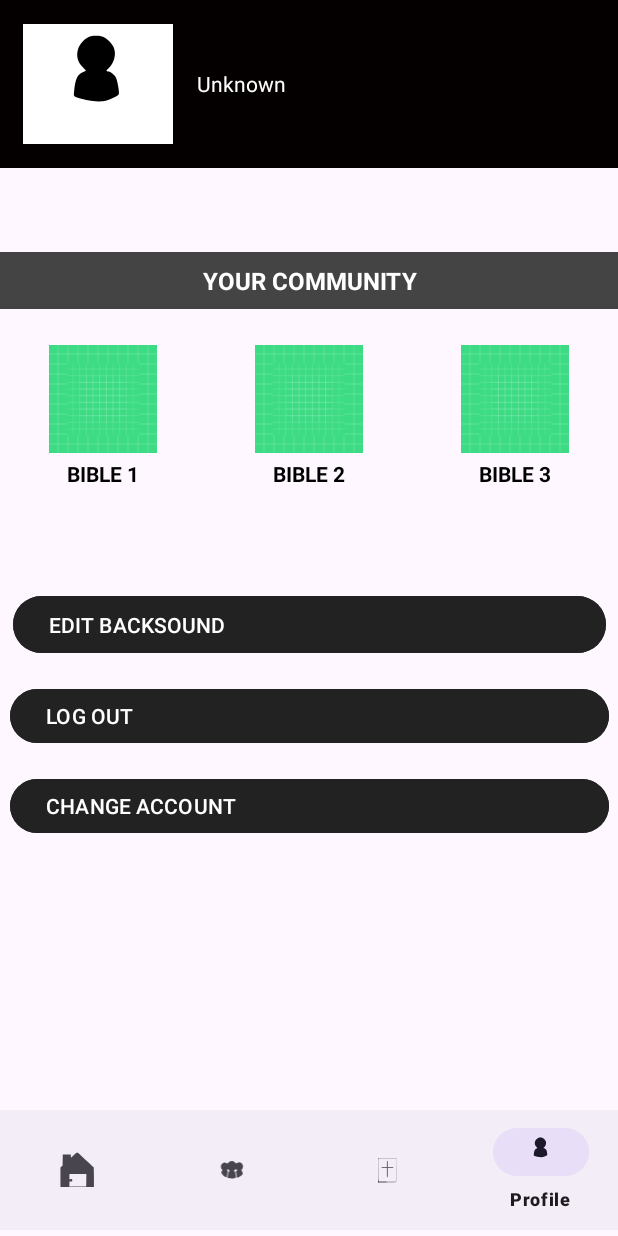
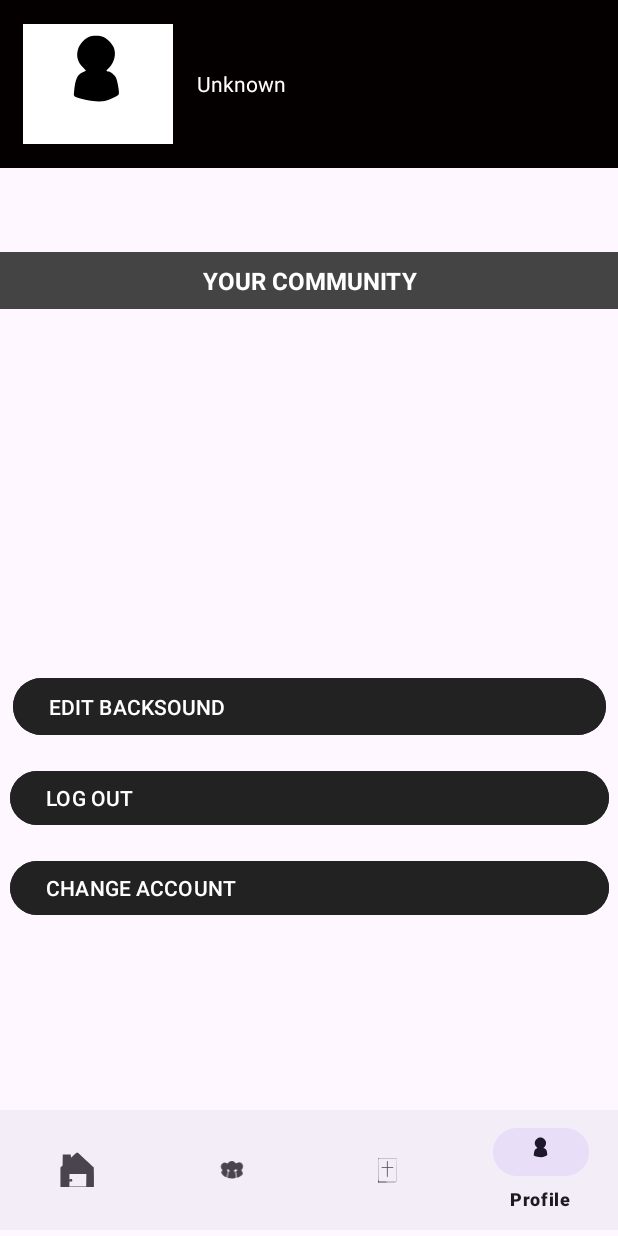
Before and after one commit to Vrenzy092/TeenToon, an Android app: the ProfileFragment screen opened through its navigation route, on a phone screen of 412 x 824 dp. Run offline under Robolectric (Android 15) with nearby library versions, the phone set to English and light mode, and no system bars; our stand-ins replace Firebase (no records; nobody signed in at launch, a user with empty details on screens opened directly), navigation-ui.

Commit message:
first commit

```diff
--- a/app/src/main/java/com/example/teentoon/GroupModel.kt
+++ b/app/src/main/java/com/example/teentoon/GroupModel.kt
@@ -3,5 +3,6 @@ package com.example.teentoon
 data class GroupModel(
     val id: String = "",
     val name: String = "",
+    val imageUrl: String = "",
     val isJoined: Boolean = false
 )
--- a/app/src/main/java/com/example/teentoon/nav/prof/ProfileFragment.kt
+++ b/app/src/main/java/com/example/teentoon/nav/prof/ProfileFragment.kt
@@ -6,11 +6,15 @@ import android.view.LayoutInflater
 import android.view.View
 import android.view.ViewGroup
 import androidx.fragment.app.Fragment
-import com.example.teentoon.SignIn
+import androidx.recyclerview.widget.GridLayoutManager
+import com.bumptech.glide.Glide
+import com.example.teentoon.*
 import com.example.teentoon.databinding.FragmentProfileBinding
+import com.example.teentoon.nav.com.ChatRoomActivity
 import com.google.firebase.auth.FirebaseAuth
 import com.google.firebase.database.DatabaseReference
 import com.google.firebase.database.FirebaseDatabase
+import com.google.firebase.firestore.FirebaseFirestore
 
 class ProfileFragment : Fragment() {
 
@@ -20,6 +24,7 @@ class ProfileFragment : Fragment() {
     private lateinit var auth: FirebaseAuth
     private lateinit var db: DatabaseReference
     private lateinit var database: FirebaseDatabase
+    private val firestore = FirebaseFirestore.getInstance()
 
     override fun onCreateView(
         inflater: LayoutInflater, container: ViewGroup?,
@@ -37,33 +42,34 @@ class ProfileFragment : Fragment() {
         db = database.getReference("Users")
 
         val user = auth.currentUser
-        if (user != null) {
-            val uid = user.uid
+        val uid = user?.uid.orEmpty()
 
-            // Ambil username dari Realtime Database
-            db.child(uid).child("username")
-                .get().addOnSuccessListener { snapshot ->
+        // Load username
+        if (uid.isNotEmpty()) {
+            db.child(uid).child("username").get()
+                .addOnSuccessListener { snapshot ->
                     val username = snapshot.value?.toString() ?: "Unknown"
                     binding.txtusername.text = username
-
                 }
                 .addOnFailureListener {
                     binding.txtusername.text = "GUEST"
                 }
+
+            // Load komunitas yang user ikuti
+            loadUserCommunities(uid)
         } else {
             binding.txtusername.text = "GUEST"
         }
 
-        // Contoh tombol logout (opsional)
+        // Tombol logout
         binding.btnLogout.setOnClickListener {
             auth.signOut()
-
             val intent = Intent(requireContext(), SignIn::class.java)
             startActivity(intent)
             requireActivity().finish()
-            // Arahkan ke halaman login jika diperlukan
         }
 
+        // Backsound activity
         binding.btnBacksound.setOnClickListener {
             val intent = Intent(requireContext(), BacksoundActivity::class.java)
             startActivity(intent)
@@ -71,6 +77,42 @@ class ProfileFragment : Fragment() {
         }
     }
 
+    private fun loadUserCommunities(userId: String) {
+        val recyclerView = binding.recyclermycom
+        recyclerView.layoutManager = GridLayoutManager(requireContext(),2)
+
+        db.child(userId).child("joinedGroups").get()
+            .addOnSuccessListener { snapshot ->
+                val communityIds = snapshot.children.mapNotNull { it.key }
+                val communityList = mutableListOf< GroupModel>()
+
+                if (communityIds.isEmpty()) {
+                    recyclerView.adapter = MyComAdapter(emptyList()) {}
+                    return@addOnSuccessListener
+                }
+
+                var loadedCount = 0
+                for (id in communityIds) {
+                    firestore.collection("community").document(id).get()
+                        .addOnSuccessListener { doc ->
+                            val name = doc.getString("name") ?: "Unnamed"
+                            val image = doc.getString("imageUrl") ?: ""
+
+                            communityList.add(GroupModel(id, name, image))
+                            loadedCount++
+
+                            if (loadedCount == communityIds.size) {
+                                recyclerView.adapter = MyComAdapter(communityList) { selected ->
+                                    val intent = Intent(requireContext(), ChatRoomActivity::class.java)
+                                    intent.putExtra("communityId", selected.id)
+                                    startActivity(intent)
+                                }
+                            }
+                        }
+                }
+            }
+    }
+
     override fun onDestroyView() {
         super.onDestroyView()
         _binding = null
--- a/app/src/main/java/com/example/teentoon/nav/ref/ReflectionViewModel.kt
+++ b/app/src/main/java/com/example/teentoon/nav/ref/ReflectionViewModel.kt
@@ -6,7 +6,7 @@ import androidx.lifecycle.ViewModel
 
 class ReflectionViewModel : ViewModel() {
     private val _text = MutableLiveData<String>().apply {
-        value = "This is Reflection Fragment"
+        value = "Coming Soon"
     }
     val text: LiveData<String> = _text
 }
--- /dev/null
+++ b/app/src/main/res/drawable/community.xml
@@ -0,0 +1,10 @@
+<vector xmlns:android="http://schemas.android.com/apk/res/android"
+    android:width="72dp"
+    android:height="72dp"
+    android:viewportWidth="72"
+    android:viewportHeight="72">
+  <path
+      android:pathData="M11.4,9c-3,0.5 -5.4,3.9 -5.4,7.6 0,2.2 10.4,31.2 14.2,39.7 1.2,2.7 3.1,5.3 4.2,5.9 2.1,1.1 28.1,-0.6 34.8,-2.3 3.2,-0.8 3.9,-1.5 4.8,-4.9 0.6,-2.2 1.5,-4 2,-4 0.6,-0 1,-0.8 1,-1.7 0,-1.9 -11.9,-24.9 -16.1,-31 -1.6,-2.3 -2.9,-4.6 -2.9,-5.1 0,-2.8 -3.7,-3.6 -18.5,-4.2 -8.4,-0.3 -16.5,-0.3 -18.1,-0zM36.6,18l1.6,4 5.9,-0c4.5,-0 5.9,0.3 5.9,1.4 0,1.1 -1.4,1.6 -4.9,1.8l-5,0.3 1.8,5c1.5,4.1 4.2,10.3 6.9,15.8 0.2,0.5 -0.8,0.7 -2.4,0.5 -2.2,-0.2 -2.8,-0.9 -3.1,-3.3 -0.3,-2.5 -4.9,-16 -6,-17.4 -0.2,-0.3 -2.3,-0.6 -4.6,-0.7 -6.7,-0.3 -6.8,-0.4 -6.2,-1.4 0.3,-0.6 2.6,-1 5.1,-1l4.4,-0 -2,-4c-2.4,-4.7 -2.4,-5 -0.5,-5 0.8,-0 2.2,1.8 3.1,4zM62,54c0,2.2 -0.5,3 -1.7,3.1 -1,-0 -2.5,0.2 -3.3,0.4 -0.8,0.1 -6.5,0.6 -12.6,1 -10.7,0.7 -11.1,0.6 -11.7,-1.4 -0.3,-1.2 -1.3,-2.1 -2.4,-2.1 -1.7,0.1 -1.7,0.1 0,1.1 2.6,1.5 2,3.1 -1,2.7 -2.2,-0.2 -2.8,-0.8 -2.8,-2.8 0,-2.4 0.4,-2.5 9,-3.6 5,-0.6 12.9,-1.2 17.8,-1.3l8.7,-0.1 0,3z"
+      android:fillColor="#3F51B5"
+      android:strokeColor="#00000000"/>
+</vector>
--- a/app/src/main/res/layout/fragment_profile.xml
+++ b/app/src/main/res/layout/fragment_profile.xml
@@ -67,89 +67,6 @@
 
     <!-- Menu: Edit, Logout, Change -->
 
-    <LinearLayout
-        android:id="@+id/linearLayout2"
-        android:layout_width="match_parent"
-        android:layout_height="wrap_content"
-        android:layout_marginTop="8dp"
-        android:gravity="center"
-        android:orientation="horizontal"
-        android:paddingTop="16dp"
-        android:paddingBottom="16dp"
-        app:layout_constraintEnd_toEndOf="parent"
-        app:layout_constraintStart_toStartOf="parent"
-        app:layout_constraintTop_toBottomOf="@+id/textView10">
-
-        <LinearLayout
-            android:layout_width="0dp"
-            android:layout_height="wrap_content"
-            android:layout_weight="1"
-            android:gravity="center"
-            android:orientation="vertical">
-
-            <ImageView
-                android:layout_width="72dp"
-                android:layout_height="72dp"
-                android:background="@drawable/ic_launcher_background"
-                android:padding="12dp"
-                android:src="@drawable/ic_launcher_background" />
-
-            <TextView
-                android:layout_width="wrap_content"
-                android:layout_height="wrap_content"
-                android:paddingTop="4dp"
-                android:text="BIBLE 1"
-                android:textColor="#000000"
-                android:textStyle="bold" />
-        </LinearLayout>
-
-        <LinearLayout
-            android:layout_width="0dp"
-            android:layout_height="wrap_content"
-            android:layout_weight="1"
-            android:gravity="center"
-            android:orientation="vertical">
-
-            <ImageView
-                android:layout_width="72dp"
-                android:layout_height="72dp"
-                android:background="@drawable/ic_launcher_background"
-                android:padding="12dp"
-                android:src="@drawable/ic_launcher_background" />
-
-            <TextView
-                android:layout_width="wrap_content"
-                android:layout_height="wrap_content"
-                android:paddingTop="4dp"
-                android:text="BIBLE 2"
-                android:textColor="#000000"
-                android:textStyle="bold" />
-        </LinearLayout>
-
-        <LinearLayout
-            android:layout_width="0dp"
-            android:layout_height="wrap_content"
-            android:layout_weight="1"
-            android:gravity="center"
-            android:orientation="vertical">
-
-            <ImageView
-                android:layout_width="72dp"
-                android:layout_height="72dp"
-                android:background="@drawable/ic_launcher_background"
-                android:padding="12dp"
-                android:src="@drawable/ic_launcher_background" />
-
-            <TextView
-                android:layout_width="wrap_content"
-                android:layout_height="wrap_content"
-                android:paddingTop="4dp"
-                android:text="BIBLE 3"
-                android:textColor="#000000"
-                android:textStyle="bold" />
-        </LinearLayout>
-    </LinearLayout>
-
     <Button
         android:id="@+id/btnLogout"
         android:layout_width="399dp"
@@ -182,14 +99,24 @@
         android:id="@+id/btnBacksound"
         android:layout_width="395dp"
         android:layout_height="46dp"
-        android:layout_marginTop="52dp"
+        android:layout_marginTop="23dp"
         android:backgroundTint="#222222"
         android:text="EDIT BACKSOUND"
         android:textAlignment="viewStart"
         android:textColor="@color/white"
         app:layout_constraintEnd_toEndOf="parent"
         app:layout_constraintStart_toStartOf="parent"
-        app:layout_constraintTop_toBottomOf="@+id/linearLayout2" />
+        app:layout_constraintTop_toBottomOf="@+id/recyclermycom" />
+
+    <androidx.recyclerview.widget.RecyclerView
+        android:id="@+id/recyclermycom"
+        android:layout_width="285dp"
+        android:layout_height="195dp"
+        android:layout_marginTop="23dp"
+        app:layout_constraintEnd_toEndOf="parent"
+        app:layout_constraintHorizontal_bias="0.491"
+        app:layout_constraintStart_toStartOf="parent"
+        app:layout_constraintTop_toBottomOf="@+id/textView10" />
 
 
 </androidx.constraintlayout.widget.ConstraintLayout>
```
Also changed, not shown: app/src/main/java/com/example/teentoon/MyComAdapter.kt (added, +42 -0 lines), app/src/main/res/layout/activity_chat_room.xml (+14 -6 lines), app/src/main/res/layout/item_message.xml (+16 -9 lines).
